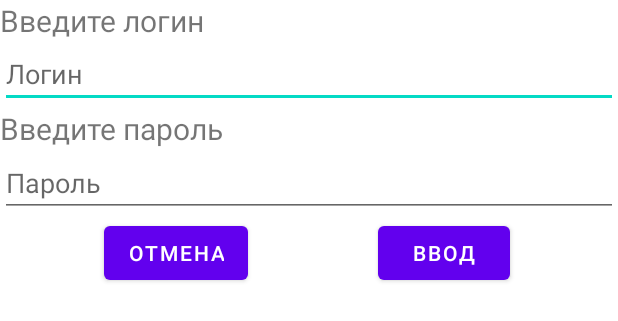
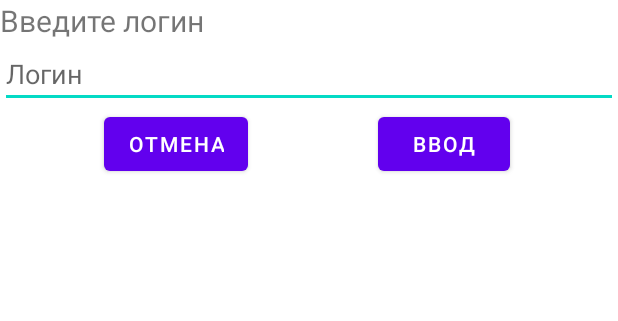
Before and after one commit to Baylake/android-bankapplication, an Android app: the layout login_dialog.xml on its own in the app's theme, with its tools: preview values and no code run, on a phone screen of 412 x 824 dp. Shown: the top 321 px of the screen. Run offline under Robolectric (Android 15) with nearby library versions, the phone set to English and light mode, and no system bars.

Commit message:
update dialog fragment

```diff
--- a/app/src/main/java/com/example/bank/MyDialogFragment.java
+++ b/app/src/main/java/com/example/bank/MyDialogFragment.java
@@ -44,7 +44,6 @@ Context context;
         Button buttonCancel= (Button) view.findViewById(R.id.buttonCancel);
         Button buttonEnter= (Button) view.findViewById(R.id.buttonEnter);
         EditText login= (EditText) view.findViewById(R.id.editText_login);
-        EditText pass= (EditText) view.findViewById(R.id.editText_pass);
         buttonCancel.setOnClickListener(new View.OnClickListener() {
             @Override
             public void onClick(View view) {
@@ -59,8 +58,7 @@ Context context;
                 Application app = activity.getApplication();
                 UsersViewModel mUsersViewModel = new UsersViewModel(app);
                 String enteredLogin=login.getText().toString();
-                String enteredPass=pass.getText().toString();
-                LocalDatabase user = new LocalDatabase(1, enteredLogin,enteredPass);
+                LocalDatabase user = new LocalDatabase(1, enteredLogin,"");
                 mUsersViewModel.insert(user);
                 cancel();
 
--- a/app/src/main/res/layout/login_dialog.xml
+++ b/app/src/main/res/layout/login_dialog.xml
@@ -24,24 +24,6 @@
         android:text="@string/EnterLogin"
         android:textSize="20sp" />
 
-    <TextView
-        android:id="@+id/textView21"
-        android:layout_width="wrap_content"
-        android:layout_height="wrap_content"
-        android:text="@string/EnterPassword"
-        android:textSize="20sp"
-        app:layout_constraintStart_toStartOf="parent"
-        app:layout_constraintTop_toBottomOf="@+id/editText_login" />
-
-    <com.google.android.material.textfield.TextInputEditText
-        android:id="@+id/editText_pass"
-        android:layout_width="match_parent"
-        android:layout_height="0dp"
-        android:hint="@string/Password"
-        app:layout_constraintEnd_toEndOf="parent"
-        app:layout_constraintStart_toStartOf="parent"
-        app:layout_constraintTop_toBottomOf="@+id/textView21" />
-
     <Button
         android:id="@+id/buttonCancel"
         android:layout_width="wrap_content"
@@ -50,7 +32,7 @@
         app:layout_constraintEnd_toEndOf="parent"
         app:layout_constraintHorizontal_bias="0.22"
         app:layout_constraintStart_toStartOf="parent"
-        app:layout_constraintTop_toBottomOf="@+id/editText_pass" />
+        app:layout_constraintTop_toBottomOf="@+id/editText_login" />
 
     <Button
         android:id="@+id/buttonEnter"
@@ -59,6 +41,6 @@
         android:layout_marginEnd="72dp"
         android:text="Ввод"
         app:layout_constraintEnd_toEndOf="parent"
-        app:layout_constraintTop_toBottomOf="@+id/editText_pass" />
+        app:layout_constraintTop_toBottomOf="@+id/editText_login" />
 
 </androidx.constraintlayout.widget.ConstraintLayout>
```
Also changed, not shown: 1 other file.
